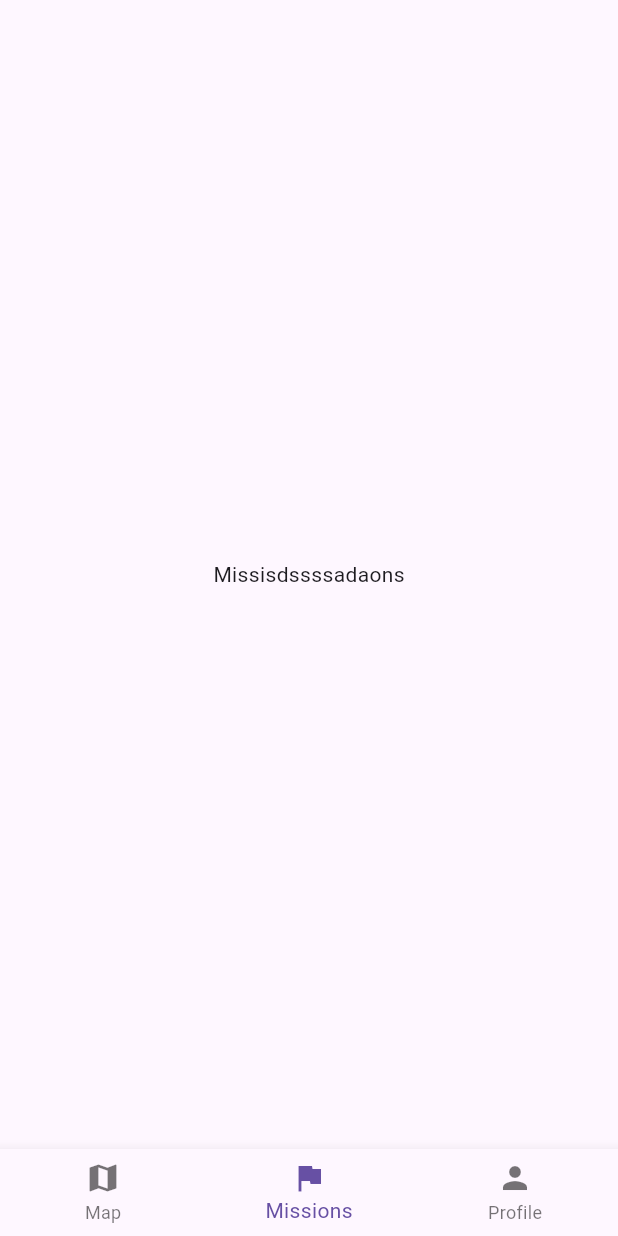
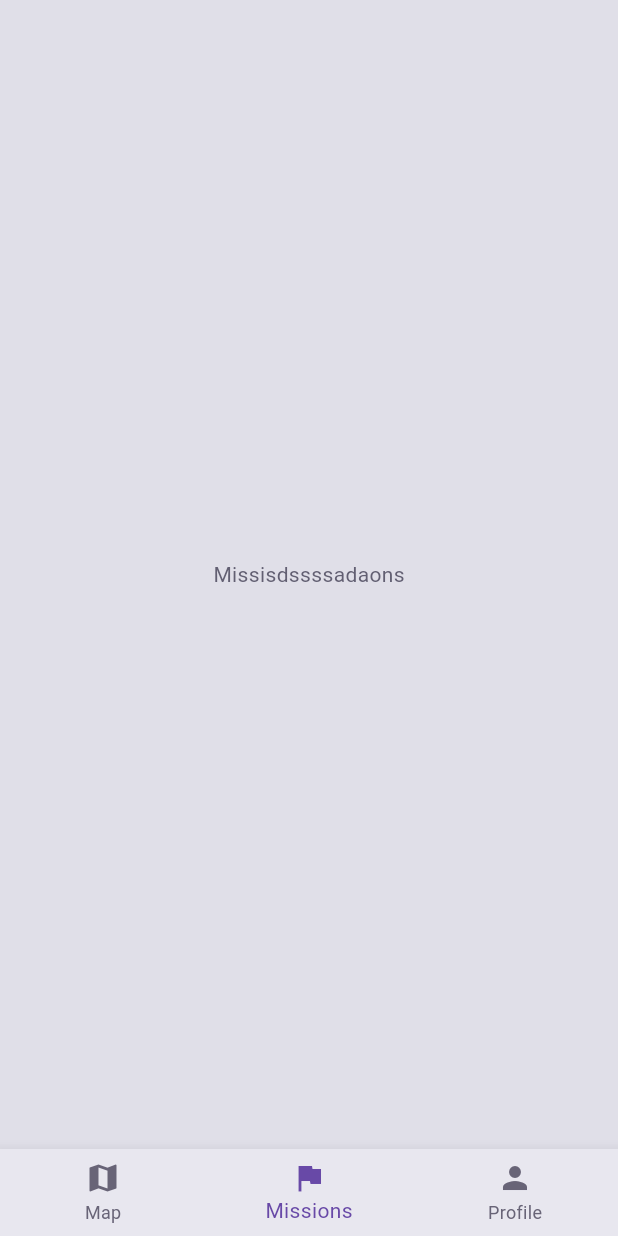
Before and after one commit to Emacost96/trakios_flutter, a Flutter app: the screen it shows after launch, item 2 of the bottom bar chosen, on a phone screen of 412 x 824 dp. Run offline on Flutter 3.47's test engine with Material 3 defaults, Android fonts, the phone set to English and light mode, and no system bars; our stand-ins replace flutter_map, go_router, latlong2; missing offline and left inert: flutter_map_location_marker.

Commit message:
added theming

```diff
--- a/lib/main.dart
+++ b/lib/main.dart
@@ -1,5 +1,6 @@
 import 'package:flutter/material.dart';
 import 'package:trakios/router/router.dart';
+import 'package:trakios/theme/theme.dart';
 
 void main() {
   runApp(const MyApp());
@@ -11,6 +12,11 @@ class MyApp extends StatelessWidget {
   // This widget is the root of your application.
   @override
   Widget build(BuildContext context) {
-    return MaterialApp.router(routerConfig: router);
+    return MaterialApp.router(
+      routerConfig: router,
+      theme: AppThemes.lightTheme,
+      darkTheme: AppThemes.darkTheme,
+      themeMode: ThemeMode.system,
+    );
   }
 }
--- /dev/null
+++ b/lib/theme/theme.dart
@@ -0,0 +1,84 @@
+import 'package:flutter/material.dart';
+
+// --- AppColors (mantenuta per riferimento) ---
+class AppColors {
+  static const Color primary = Color(0xFF6849a7);
+  static const Color warning = Color(0xFFcc475a);
+
+  // Colori Scuro
+  static const Color darkText = Color(0xFFd4d4d4);
+  static const Color darkTitle = Color(0xFFffffff);
+  static const Color darkBackground = Color(0xFF252231);
+  static const Color darkNavBackground = Color(0xFF201e2b);
+  static const Color darkIconColor = Color(0xFF9591a5);
+  static const Color darkUiBackground = Color(0xFF2f2b3d);
+
+  // Colori Chiaro
+  static const Color lightText = Color(0xFF625f72);
+  static const Color lightTitle = Color(0xFF201e2b);
+  static const Color lightBackground = Color(0xFFe0dfe8);
+  static const Color lightNavBackground = Color(0xFFe8e7ef);
+  static const Color lightIconColor = Color(0xFF686477);
+  static const Color lightUiBackground = Color(0xFFd6d5e1);
+}
+
+class AppThemes {
+  static final ThemeData lightTheme = ThemeData(
+    brightness: Brightness.light,
+    useMaterial3: true,
+    scaffoldBackgroundColor: AppColors.lightBackground,
+
+    colorScheme: ColorScheme.light(
+      primary: AppColors.primary,
+      onPrimary: AppColors.darkTitle,
+      secondary: AppColors.warning,
+      surface: AppColors.lightUiBackground,
+      onSurface: AppColors.lightText,
+      error: AppColors.warning,
+    ),
+
+    appBarTheme: AppBarTheme(
+      backgroundColor: AppColors.lightNavBackground,
+      titleTextStyle: TextStyle(
+        color: AppColors.lightTitle,
+        fontSize: 20,
+        fontWeight: FontWeight.bold,
+      ),
+      iconTheme: IconThemeData(color: AppColors.lightIconColor),
+    ),
+    bottomNavigationBarTheme: BottomNavigationBarThemeData(
+      backgroundColor: AppColors.lightNavBackground,
+      selectedItemColor: AppColors.primary,
+      unselectedItemColor: AppColors.lightIconColor,
+    ),
+  );
+
+  static final ThemeData darkTheme = ThemeData(
+    brightness: Brightness.dark,
+    useMaterial3: true,
+    scaffoldBackgroundColor: AppColors.darkBackground,
+    colorScheme: ColorScheme.dark(
+      primary: AppColors.primary,
+      onPrimary: AppColors.darkTitle,
+      secondary: AppColors.warning,
+      surface: AppColors.darkUiBackground,
+      onSurface: AppColors.darkText,
+      error: AppColors.warning,
+    ),
+
+    appBarTheme: AppBarTheme(
+      backgroundColor: AppColors.darkNavBackground,
+      titleTextStyle: TextStyle(
+        color: AppColors.darkTitle,
+        fontSize: 20,
+        fontWeight: FontWeight.bold,
+      ),
+      iconTheme: IconThemeData(color: AppColors.darkIconColor),
+    ),
+    bottomNavigationBarTheme: BottomNavigationBarThemeData(
+      backgroundColor: AppColors.darkNavBackground,
+      selectedItemColor: AppColors.darkTitle,
+      unselectedItemColor: AppColors.darkIconColor,
+    ),
+  );
+}
```
